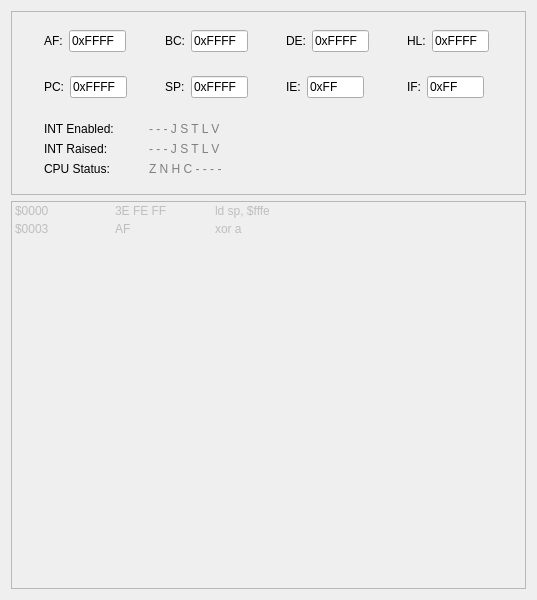
Old version of the form Src/Qt/GB/Debuggers/Disassembler.ui in the repository UltimaOmega474/BigComBoy.
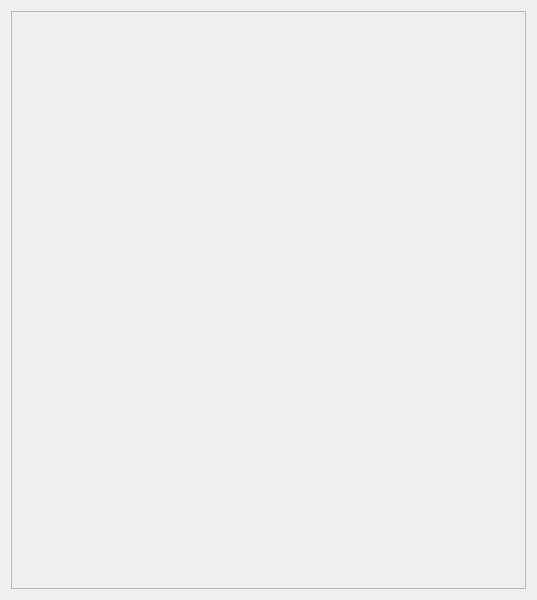
New version of the form.

Commit message: Initial implementation for disassembler window.

Patch:
```diff
--- a/Src/Qt/GB/Debuggers/Disassembler.ui
+++ b/Src/Qt/GB/Debuggers/Disassembler.ui
@@ -1,7 +1,7 @@
 <?xml version="1.0" encoding="UTF-8"?>
 <ui version="4.0">
  <class>Disassembler</class>
- <widget class="QWidget" name="Disassembler">
+ <widget class="QDialog" name="Disassembler">
   <property name="geometry">
    <rect>
     <x>0</x>
@@ -15,690 +15,27 @@
   </property>
   <layout class="QVBoxLayout" name="verticalLayout">
    <item>
-    <widget class="QFrame" name="frame">
-     <property name="focusPolicy">
-      <enum>Qt::ClickFocus</enum>
+    <widget class="QLabel" name="label">
+     <property name="font">
+      <font>
+       <bold>true</bold>
+      </font>
+     </property>
+     <property name="autoFillBackground">
+      <bool>false</bool>
      </property>
      <property name="frameShape">
       <enum>QFrame::StyledPanel</enum>
      </property>
      <property name="frameShadow">
-      <enum>QFrame::Plain</enum>
+      <enum>QFrame::Sunken</enum>
      </property>
-     <layout class="QGridLayout" name="gridLayout">
-      <item row="0" column="2">
-       <widget class="QFrame" name="de_group">
-        <property name="sizePolicy">
-         <sizepolicy hsizetype="Fixed" vsizetype="Preferred">
-          <horstretch>0</horstretch>
-          <verstretch>0</verstretch>
-         </sizepolicy>
-        </property>
-        <property name="frameShape">
-         <enum>QFrame::NoFrame</enum>
-        </property>
-        <property name="frameShadow">
-         <enum>QFrame::Raised</enum>
-        </property>
-        <layout class="QHBoxLayout" name="horizontalLayout_6">
-         <item>
-          <widget class="QLabel" name="label_4">
-           <property name="sizePolicy">
-            <sizepolicy hsizetype="Fixed" vsizetype="Preferred">
-             <horstretch>0</horstretch>
-             <verstretch>0</verstretch>
-            </sizepolicy>
-           </property>
-           <property name="text">
-            <string>DE:</string>
-           </property>
-          </widget>
-         </item>
-         <item>
-          <widget class="QLineEdit" name="de_value">
-           <property name="sizePolicy">
-            <sizepolicy hsizetype="Ignored" vsizetype="Fixed">
-             <horstretch>0</horstretch>
-             <verstretch>0</verstretch>
-            </sizepolicy>
-           </property>
-           <property name="minimumSize">
-            <size>
-             <width>57</width>
-             <height>0</height>
-            </size>
-           </property>
-           <property name="baseSize">
-            <size>
-             <width>0</width>
-             <height>0</height>
-            </size>
-           </property>
-           <property name="inputMask">
-            <string>0xHHHH</string>
-           </property>
-           <property name="text">
-            <string>0xFFFF</string>
-           </property>
-          </widget>
-         </item>
-        </layout>
-       </widget>
-      </item>
-      <item row="0" column="0">
-       <widget class="QFrame" name="af_group">
-        <property name="sizePolicy">
-         <sizepolicy hsizetype="Fixed" vsizetype="Preferred">
-          <horstretch>0</horstretch>
-          <verstretch>0</verstretch>
-         </sizepolicy>
-        </property>
-        <property name="frameShape">
-         <enum>QFrame::NoFrame</enum>
-        </property>
-        <property name="frameShadow">
-         <enum>QFrame::Raised</enum>
-        </property>
-        <layout class="QHBoxLayout" name="horizontalLayout">
-         <item>
-          <widget class="QLabel" name="label">
-           <property name="sizePolicy">
-            <sizepolicy hsizetype="Fixed" vsizetype="Preferred">
-             <horstretch>0</horstretch>
-             <verstretch>0</verstretch>
-            </sizepolicy>
-           </property>
-           <property name="text">
-            <string>AF:</string>
-           </property>
-          </widget>
-         </item>
-         <item>
-          <widget class="QLineEdit" name="af_value">
-           <property name="sizePolicy">
-            <sizepolicy hsizetype="Ignored" vsizetype="Fixed">
-             <horstretch>0</horstretch>
-             <verstretch>0</verstretch>
-            </sizepolicy>
-           </property>
-           <property name="minimumSize">
-            <size>
-             <width>57</width>
-             <height>0</height>
-            </size>
-           </property>
-           <property name="baseSize">
-            <size>
-             <width>0</width>
-             <height>0</height>
-            </size>
-           </property>
-           <property name="inputMask">
-            <string>0xHHHH</string>
-           </property>
-           <property name="text">
-            <string>0xFFFF</string>
-           </property>
-          </widget>
-         </item>
-        </layout>
-       </widget>
-      </item>
-      <item row="1" column="0">
-       <widget class="QFrame" name="pc_group">
-        <property name="sizePolicy">
-         <sizepolicy hsizetype="Fixed" vsizetype="Preferred">
-          <horstretch>0</horstretch>
-          <verstretch>0</verstretch>
-         </sizepolicy>
-        </property>
-        <property name="frameShape">
-         <enum>QFrame::NoFrame</enum>
-        </property>
-        <property name="frameShadow">
-         <enum>QFrame::Raised</enum>
-        </property>
-        <layout class="QHBoxLayout" name="horizontalLayout_7">
-         <item>
-          <widget class="QLabel" name="label_5">
-           <property name="sizePolicy">
-            <sizepolicy hsizetype="Fixed" vsizetype="Preferred">
-             <horstretch>0</horstretch>
-             <verstretch>0</verstretch>
-            </sizepolicy>
-           </property>
-           <property name="text">
-            <string>PC:</string>
-           </property>
-          </widget>
-         </item>
-         <item>
-          <widget class="QLineEdit" name="pc_value">
-           <property name="sizePolicy">
-            <sizepolicy hsizetype="Ignored" vsizetype="Fixed">
-             <horstretch>0</horstretch>
-             <verstretch>0</verstretch>
-            </sizepolicy>
-           </property>
-           <property name="minimumSize">
-            <size>
-             <width>57</width>
-             <height>0</height>
-            </size>
-           </property>
-           <property name="baseSize">
-            <size>
-             <width>0</width>
-             <height>0</height>
-            </size>
-           </property>
-           <property name="inputMask">
-            <string>0xHHHH</string>
-           </property>
-           <property name="text">
-            <string>0xFFFF</string>
-           </property>
-          </widget>
-         </item>
-        </layout>
-       </widget>
-      </item>
-      <item row="1" column="1">
-       <widget class="QFrame" name="sp_group">
-        <property name="sizePolicy">
-         <sizepolicy hsizetype="Fixed" vsizetype="Preferred">
-          <horstretch>0</horstretch>
-          <verstretch>0</verstretch>
-         </sizepolicy>
-        </property>
-        <property name="frameShape">
-         <enum>QFrame::NoFrame</enum>
-        </property>
-        <property name="frameShadow">
-         <enum>QFrame::Raised</enum>
-        </property>
-        <layout class="QHBoxLayout" name="horizontalLayout_8">
-         <item>
-          <widget class="QLabel" name="label_6">
-           <property name="sizePolicy">
-            <sizepolicy hsizetype="Fixed" vsizetype="Preferred">
-             <horstretch>0</horstretch>
-             <verstretch>0</verstretch>
-            </sizepolicy>
-           </property>
-           <property name="text">
-            <string>SP:</string>
-           </property>
-          </widget>
-         </item>
-         <item>
-          <widget class="QLineEdit" name="sp_value">
-           <property name="sizePolicy">
-            <sizepolicy hsizetype="Ignored" vsizetype="Fixed">
-             <horstretch>0</horstretch>
-             <verstretch>0</verstretch>
-            </sizepolicy>
-           </property>
-           <property name="minimumSize">
-            <size>
-             <width>57</width>
-             <height>0</height>
-            </size>
-           </property>
-           <property name="baseSize">
-            <size>
-             <width>0</width>
-             <height>0</height>
-            </size>
-           </property>
-           <property name="inputMask">
-            <string>0xHHHH</string>
-           </property>
-           <property name="text">
-            <string>0xFFFF</string>
-           </property>
-          </widget>
-         </item>
-        </layout>
-       </widget>
-      </item>
-      <item row="0" column="1">
-       <widget class="QFrame" name="bc_group">
-        <property name="sizePolicy">
-         <sizepolicy hsizetype="Fixed" vsizetype="Preferred">
-          <horstretch>0</horstretch>
-          <verstretch>0</verstretch>
-         </sizepolicy>
-        </property>
-        <property name="frameShape">
-         <enum>QFrame::NoFrame</enum>
-        </property>
-        <property name="frameShadow">
-         <enum>QFrame::Raised</enum>
-        </property>
-        <layout class="QHBoxLayout" name="horizontalLayout_3">
-         <item>
-          <widget class="QLabel" name="label_2">
-           <property name="sizePolicy">
-            <sizepolicy hsizetype="Fixed" vsizetype="Preferred">
-             <horstretch>0</horstretch>
-             <verstretch>0</verstretch>
-            </sizepolicy>
-           </property>
-           <property name="text">
-            <string>BC:</string>
-           </property>
-          </widget>
-         </item>
-         <item>
-          <widget class="QLineEdit" name="bc_value">
-           <property name="sizePolicy">
-            <sizepolicy hsizetype="Ignored" vsizetype="Fixed">
-             <horstretch>0</horstretch>
-             <verstretch>0</verstretch>
-            </sizepolicy>
-           </property>
-           <property name="minimumSize">
-            <size>
-             <width>57</width>
-             <height>0</height>
-            </size>
-           </property>
-           <property name="baseSize">
-            <size>
-             <width>0</width>
-             <height>0</height>
-            </size>
-           </property>
-           <property name="inputMask">
-            <string>0xHHHH</string>
-           </property>
-           <property name="text">
-            <string>0xFFFF</string>
-           </property>
-          </widget>
-         </item>
-        </layout>
-       </widget>
-      </item>
-      <item row="0" column="3">
-       <widget class="QFrame" name="hl_group">
-        <property name="sizePolicy">
-         <sizepolicy hsizetype="Fixed" vsizetype="Preferred">
-          <horstretch>0</horstretch>
-          <verstretch>0</verstretch>
-         </sizepolicy>
-        </property>
-        <property name="frameShape">
-         <enum>QFrame::NoFrame</enum>
-        </property>
-        <property name="frameShadow">
-         <enum>QFrame::Raised</enum>
-        </property>
-        <layout class="QHBoxLayout" name="horizontalLayout_5">
-         <item>
-          <widget class="QLabel" name="label_3">
-           <property name="sizePolicy">
-            <sizepolicy hsizetype="Fixed" vsizetype="Preferred">
-             <horstretch>0</horstretch>
-             <verstretch>0</verstretch>
-            </sizepolicy>
-           </property>
-           <property name="text">
-            <string>HL:</string>
-           </property>
-          </widget>
-         </item>
-         <item>
-          <widget class="QLineEdit" name="hl_value">
-           <property name="sizePolicy">
-            <sizepolicy hsizetype="Ignored" vsizetype="Fixed">
-             <horstretch>0</horstretch>
-             <verstretch>0</verstretch>
-            </sizepolicy>
-           </property>
-           <property name="minimumSize">
-            <size>
-             <width>57</width>
-             <height>0</height>
-            </size>
-           </property>
-           <property name="baseSize">
-            <size>
-             <width>0</width>
-             <height>0</height>
-            </size>
-           </property>
-           <property name="inputMask">
-            <string>0xHHHH</string>
-           </property>
-           <property name="text">
-            <string>0xFFFF</string>
-           </property>
-          </widget>
-         </item>
-        </layout>
-       </widget>
-      </item>
-      <item row="1" column="2">
-       <widget class="QFrame" name="ie_group">
-        <property name="sizePolicy">
-         <sizepolicy hsizetype="Fixed" vsizetype="Preferred">
-          <horstretch>0</horstretch>
-          <verstretch>0</verstretch>
-         </sizepolicy>
-        </property>
-        <property name="frameShape">
-         <enum>QFrame::NoFrame</enum>
-        </property>
-        <property name="frameShadow">
-         <enum>QFrame::Raised</enum>
-        </property>
-        <layout class="QHBoxLayout" name="horizontalLayout_9">
-         <item>
-          <widget class="QLabel" name="label_7">
-           <property name="sizePolicy">
-            <sizepolicy hsizetype="Fixed" vsizetype="Preferred">
-             <horstretch>0</horstretch>
-             <verstretch>0</verstretch>
-            </sizepolicy>
-           </property>
-           <property name="text">
-            <string>IE:</string>
-           </property>
-          </widget>
-         </item>
-         <item>
-          <widget class="QLineEdit" name="ie_value">
-           <property name="sizePolicy">
-            <sizepolicy hsizetype="Ignored" vsizetype="Fixed">
-             <horstretch>0</horstretch>
-             <verstretch>0</verstretch>
-            </sizepolicy>
-           </property>
-           <property name="minimumSize">
-            <size>
-             <width>57</width>
-             <height>0</height>
-            </size>
-           </property>
-           <property name="baseSize">
-            <size>
-             <width>0</width>
-             <height>0</height>
-            </size>
-           </property>
-           <property name="inputMask">
-            <string>0xHH</string>
-           </property>
-           <property name="text">
-            <string>0xFF</string>
-           </property>
-          </widget>
-         </item>
-        </layout>
-       </widget>
-      </item>
-      <item row="1" column="3">
-       <widget class="QFrame" name="if_group">
-        <property name="sizePolicy">
-         <sizepolicy hsizetype="Fixed" vsizetype="Preferred">
-          <horstretch>0</horstretch>
-          <verstretch>0</verstretch>
-         </sizepolicy>
-        </property>
-        <property name="frameShape">
-         <enum>QFrame::NoFrame</enum>
-        </property>
-        <property name="frameShadow">
-         <enum>QFrame::Raised</enum>
-        </property>
-        <layout class="QHBoxLayout" name="horizontalLayout_10">
-         <item>
-          <widget class="QLabel" name="label_8">
-           <property name="sizePolicy">
-            <sizepolicy hsizetype="Fixed" vsizetype="Preferred">
-             <horstretch>0</horstretch>
-             <verstretch>0</verstretch>
-            </sizepolicy>
-           </property>
-           <property name="text">
-            <string>IF:</string>
-           </property>
-          </widget>
-         </item>
-         <item>
-          <widget class="QLineEdit" name="if_value">
-           <property name="sizePolicy">
-            <sizepolicy hsizetype="Ignored" vsizetype="Fixed">
-             <horstretch>0</horstretch>
-             <verstretch>0</verstretch>
-            </sizepolicy>
-           </property>
-           <property name="minimumSize">
-            <size>
-             <width>57</width>
-             <height>0</height>
-            </size>
-           </property>
-           <property name="baseSize">
-            <size>
-             <width>0</width>
-             <height>0</height>
-            </size>
-           </property>
-           <property name="inputMask">
-            <string>0xHH</string>
-           </property>
-           <property name="text">
-            <string>0xFF</string>
-           </property>
-          </widget>
-         </item>
-        </layout>
-       </widget>
-      </item>
-      <item row="2" column="0" colspan="2">
-       <widget class="QFrame" name="status_group">
-        <property name="frameShape">
-         <enum>QFrame::NoFrame</enum>
-        </property>
-        <property name="frameShadow">
-         <enum>QFrame::Raised</enum>
-        </property>
-        <layout class="QGridLayout" name="gridLayout_2">
-         <item row="1" column="0">
-          <widget class="QLabel" name="label_11">
-           <property name="text">
-            <string>INT Raised:</string>
-           </property>
-          </widget>
-         </item>
-         <item row="1" column="1">
-          <widget class="QLabel" name="interrupt_flag">
-           <property name="text">
-            <string>&lt;html&gt;&lt;head/&gt;&lt;body&gt;&lt;p&gt;&lt;span style=&quot; color:#808080;&quot;&gt;- - - J S T L V&lt;/span&gt;&lt;/p&gt;&lt;/body&gt;&lt;/html&gt;</string>
-           </property>
-           <property name="textFormat">
-            <enum>Qt::RichText</enum>
-           </property>
-          </widget>
-         </item>
-         <item row="0" column="1">
-          <widget class="QLabel" name="interrupt_enable">
-           <property name="text">
-            <string>&lt;html&gt;&lt;head/&gt;&lt;body&gt;&lt;p&gt;&lt;span style=&quot; color:#808080;&quot;&gt;- - - J S T L V&lt;/span&gt;&lt;/p&gt;&lt;/body&gt;&lt;/html&gt;</string>
-           </property>
-           <property name="textFormat">
-            <enum>Qt::RichText</enum>
-           </property>
-          </widget>
-         </item>
-         <item row="0" column="0">
-          <widget class="QLabel" name="label_10">
-           <property name="text">
-            <string>INT Enabled:</string>
-           </property>
-          </widget>
-         </item>
-         <item row="2" column="1">
-          <widget class="QLabel" name="status_display">
-           <property name="text">
-            <string>&lt;html&gt;&lt;head/&gt;&lt;body&gt;&lt;p&gt;&lt;span style=&quot; color:#808080;&quot;&gt;Z N H C - - - -&lt;/span&gt;&lt;/p&gt;&lt;/body&gt;&lt;/html&gt;</string>
-           </property>
-          </widget>
-         </item>
-         <item row="2" column="0">
-          <widget class="QLabel" name="label_9">
-           <property name="text">
-            <string>CPU Status:</string>
-           </property>
-           <property name="alignment">
-            <set>Qt::AlignLeading|Qt::AlignLeft|Qt::AlignVCenter</set>
-           </property>
-          </widget>
-         </item>
-        </layout>
-       </widget>
-      </item>
-     </layout>
-    </widget>
-   </item>
-   <item>
-    <widget class="QTableWidget" name="tableWidget">
-     <property name="enabled">
-      <bool>false</bool>
+     <property name="text">
+      <string/>
      </property>
-     <property name="sizePolicy">
-      <sizepolicy hsizetype="Expanding" vsizetype="Expanding">
-       <horstretch>0</horstretch>
-       <verstretch>0</verstretch>
-      </sizepolicy>
+     <property name="alignment">
+      <set>Qt::AlignLeading|Qt::AlignLeft|Qt::AlignTop</set>
      </property>
-     <property name="focusPolicy">
-      <enum>Qt::NoFocus</enum>
-     </property>
-     <property name="horizontalScrollBarPolicy">
-      <enum>Qt::ScrollBarAlwaysOff</enum>
-     </property>
-     <property name="sizeAdjustPolicy">
-      <enum>QAbstractScrollArea::AdjustToContents</enum>
-     </property>
-     <property name="editTriggers">
-      <set>QAbstractItemView::NoEditTriggers</set>
-     </property>
-     <property name="tabKeyNavigation">
-      <bool>false</bool>
-     </property>
-     <property name="showDropIndicator" stdset="0">
-      <bool>false</bool>
-     </property>
-     <property name="dragDropOverwriteMode">
-      <bool>false</bool>
-     </property>
-     <property name="alternatingRowColors">
-      <bool>false</bool>
-     </property>
-     <property name="selectionMode">
-      <enum>QAbstractItemView::SingleSelection</enum>
-     </property>
-     <property name="selectionBehavior">
-      <enum>QAbstractItemView::SelectRows</enum>
-     </property>
-     <property name="showGrid">
-      <bool>false</bool>
-     </property>
-     <property name="wordWrap">
-      <bool>false</bool>
-     </property>
-     <property name="cornerButtonEnabled">
-      <bool>false</bool>
-     </property>
-     <attribute name="horizontalHeaderVisible">
-      <bool>false</bool>
-     </attribute>
-     <attribute name="horizontalHeaderCascadingSectionResizes">
-      <bool>false</bool>
-     </attribute>
-     <attribute name="horizontalHeaderMinimumSectionSize">
-      <number>19</number>
-     </attribute>
-     <attribute name="horizontalHeaderHighlightSections">
-      <bool>true</bool>
-     </attribute>
-     <attribute name="horizontalHeaderStretchLastSection">
-      <bool>true</bool>
-     </attribute>
-     <attribute name="verticalHeaderVisible">
-      <bool>false</bool>
-     </attribute>
-     <attribute name="verticalHeaderMinimumSectionSize">
-      <number>10</number>
-     </attribute>
-     <attribute name="verticalHeaderDefaultSectionSize">
-      <number>16</number>
-     </attribute>
-     <attribute name="verticalHeaderHighlightSections">
-      <bool>false</bool>
-     </attribute>
-     <attribute name="verticalHeaderStretchLastSection">
-      <bool>false</bool>
-     </attribute>
-     <row>
-      <property name="text">
-       <string>0</string>
-      </property>
-     </row>
-     <row>
-      <property name="text">
-       <string>1</string>
-      </property>
-     </row>
-     <column>
-      <property name="text">
-       <string>address</string>
-      </property>
-     </column>
-     <column>
-      <property name="text">
-       <string>bytes</string>
-      </property>
-     </column>
-     <column>
-      <property name="text">
-       <string>mnemoic</string>
-      </property>
-     </column>
-     <item row="0" column="0">
-      <property name="text">
-       <string>$0000</string>
-      </property>
-     </item>
-     <item row="0" column="1">
-      <property name="text">
-       <string>3E FE FF</string>
-      </property>
-     </item>
-     <item row="0" column="2">
-      <property name="text">
-       <string>ld sp, $fffe</string>
-      </property>
-     </item>
-     <item row="1" column="0">
-      <property name="text">
-       <string>$0003</string>
-      </property>
-     </item>
-     <item row="1" column="1">
-      <property name="text">
-       <string>AF</string>
-      </property>
-     </item>
-     <item row="1" column="2">
-      <property name="text">
-       <string>xor a</string>
-      </property>
-     </item>
     </widget>
    </item>
   </layout>
```
The commit also changes 11 other files.
